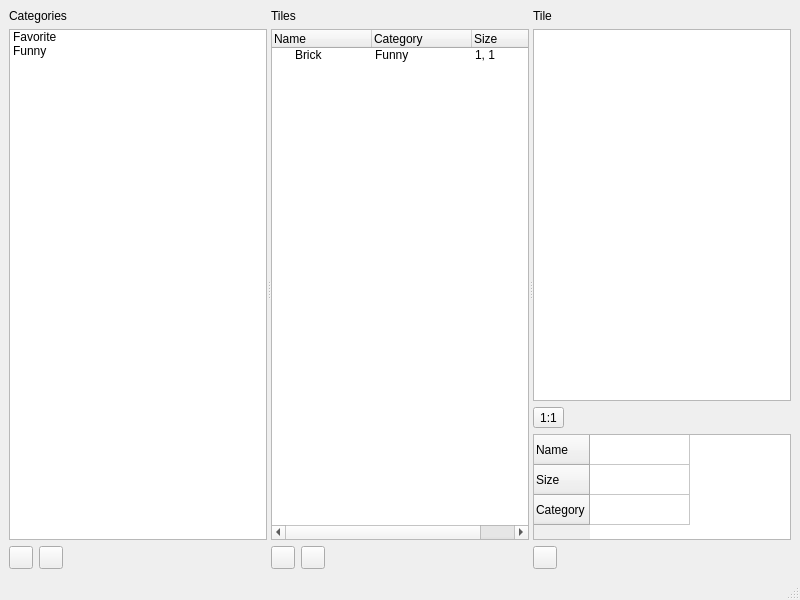
Old version of the form ui/uifiles/special/tileexplorer.ui in the repository timofey260/RWE-Sharp.
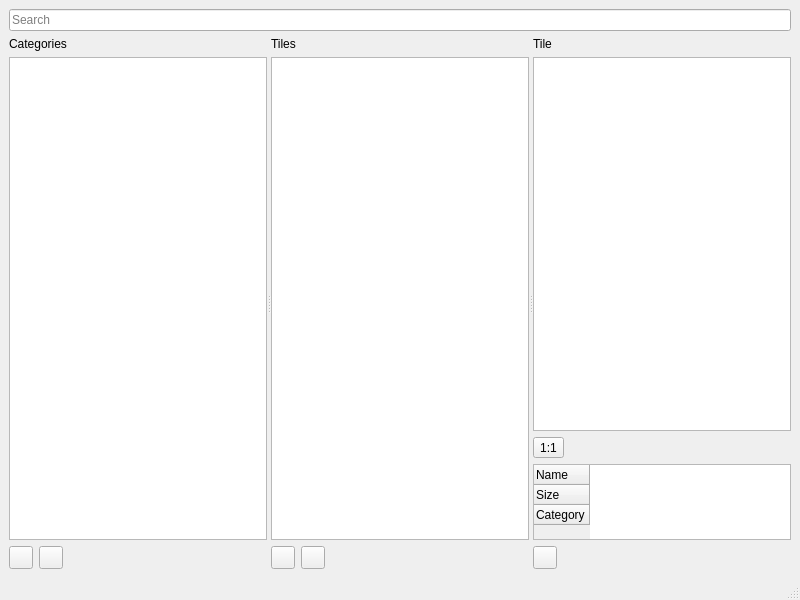
New version of the form. Icons and pictures are not drawn. Custom widgets are drawn as their Qt base class.

Commit message: tile rewriting

Patch:
```diff
--- a/ui/uifiles/special/tileexplorer.ui
+++ b/ui/uifiles/special/tileexplorer.ui
@@ -15,6 +15,22 @@
   </property>
   <widget class="QWidget" name="centralwidget">
    <layout class="QVBoxLayout" name="verticalLayout">
+    <item>
+     <widget class="QLineEdit" name="lineEdit">
+      <property name="inputMask">
+       <string/>
+      </property>
+      <property name="placeholderText">
+       <string>Search</string>
+      </property>
+      <property name="cursorMoveStyle">
+       <enum>Qt::CursorMoveStyle::LogicalMoveStyle</enum>
+      </property>
+      <property name="clearButtonEnabled">
+       <bool>true</bool>
+      </property>
+     </widget>
+    </item>
     <item>
      <widget class="QSplitter" name="splitter">
       <property name="orientation">
@@ -22,6 +38,12 @@
       </property>
       <widget class="QWidget" name="CatsTab" native="true">
        <layout class="QVBoxLayout" name="verticalLayout_2">
+        <property name="leftMargin">
+         <number>0</number>
+        </property>
+        <property name="rightMargin">
+         <number>0</number>
+        </property>
         <item>
          <widget class="QLabel" name="label">
           <property name="text">
@@ -31,19 +53,36 @@
         </item>
         <item>
          <widget class="QListWidget" name="Categories">
-          <item>
-           <property name="text">
-            <string>Favorite</string>
-           </property>
-           <property name="icon">
-            <iconset theme="emblem-favorite"/>
-           </property>
-          </item>
-          <item>
-           <property name="text">
-            <string>Funny</string>
-           </property>
-          </item>
+          <property name="editTriggers">
+           <set>QAbstractItemView::EditTrigger::NoEditTriggers</set>
+          </property>
+          <property name="alternatingRowColors">
+           <bool>true</bool>
+          </property>
+          <property name="selectionMode">
+           <enum>QAbstractItemView::SelectionMode::ExtendedSelection</enum>
+          </property>
+          <property name="movement">
+           <enum>QListView::Movement::Static</enum>
+          </property>
+          <property name="flow">
+           <enum>QListView::Flow::TopToBottom</enum>
+          </property>
+          <property name="resizeMode">
+           <enum>QListView::ResizeMode::Adjust</enum>
+          </property>
+          <property name="layoutMode">
+           <enum>QListView::LayoutMode::SinglePass</enum>
+          </property>
+          <property name="viewMode">
+           <enum>QListView::ViewMode::ListMode</enum>
+          </property>
+          <property name="uniformItemSizes">
+           <bool>true</bool>
+          </property>
+          <property name="selectionRectVisible">
+           <bool>false</bool>
+          </property>
          </widget>
         </item>
         <item>
@@ -90,6 +129,12 @@
       </widget>
       <widget class="QWidget" name="TilesTab" native="true">
        <layout class="QVBoxLayout" name="verticalLayout_3">
+        <property name="leftMargin">
+         <number>0</number>
+        </property>
+        <property name="rightMargin">
+         <number>0</number>
+        </property>
         <item>
          <widget class="QLabel" name="label_2">
           <property name="text">
@@ -98,33 +143,16 @@
          </widget>
         </item>
         <item>
-         <widget class="QTreeWidget" name="Tiles">
-          <column>
-           <property name="text">
-            <string>Name</string>
-           </property>
-          </column>
-          <column>
-           <property name="text">
-            <string>Category</string>
-           </property>
-          </column>
-          <column>
-           <property name="text">
-            <string>Size</string>
-           </property>
-          </column>
-          <item>
-           <property name="text">
-            <string>Brick</string>
-           </property>
-           <property name="text">
-            <string>Funny</string>
-           </property>
-           <property name="text">
-            <string>1, 1</string>
-           </property>
-          </item>
+         <widget class="QListWidget" name="Tiles">
+          <property name="editTriggers">
+           <set>QAbstractItemView::EditTrigger::NoEditTriggers</set>
+          </property>
+          <property name="alternatingRowColors">
+           <bool>true</bool>
+          </property>
+          <property name="viewMode">
+           <enum>QListView::ViewMode::IconMode</enum>
+          </property>
          </widget>
         </item>
         <item>
@@ -171,6 +199,12 @@
       </widget>
       <widget class="QWidget" name="TileTab" native="true">
        <layout class="QVBoxLayout" name="verticalLayout_4">
+        <property name="leftMargin">
+         <number>0</number>
+        </property>
+        <property name="rightMargin">
+         <number>0</number>
+        </property>
         <item>
          <widget class="QLabel" name="label_3">
           <property name="text">
@@ -232,15 +266,33 @@
           <property name="alternatingRowColors">
            <bool>false</bool>
           </property>
+          <property name="showGrid">
+           <bool>false</bool>
+          </property>
           <property name="gridStyle">
-           <enum>Qt::PenStyle::SolidLine</enum>
+           <enum>Qt::PenStyle::NoPen</enum>
           </property>
           <property name="sortingEnabled">
            <bool>false</bool>
           </property>
+          <property name="cornerButtonEnabled">
+           <bool>true</bool>
+          </property>
           <attribute name="horizontalHeaderVisible">
            <bool>false</bool>
           </attribute>
+          <attribute name="horizontalHeaderHighlightSections">
+           <bool>true</bool>
+          </attribute>
+          <attribute name="verticalHeaderMinimumSectionSize">
+           <number>20</number>
+          </attribute>
+          <attribute name="verticalHeaderDefaultSectionSize">
+           <number>20</number>
+          </attribute>
+          <attribute name="verticalHeaderHighlightSections">
+           <bool>true</bool>
+          </attribute>
           <row>
            <property name="text">
             <string>Name</string>
```
The commit also changes 9 other files.
